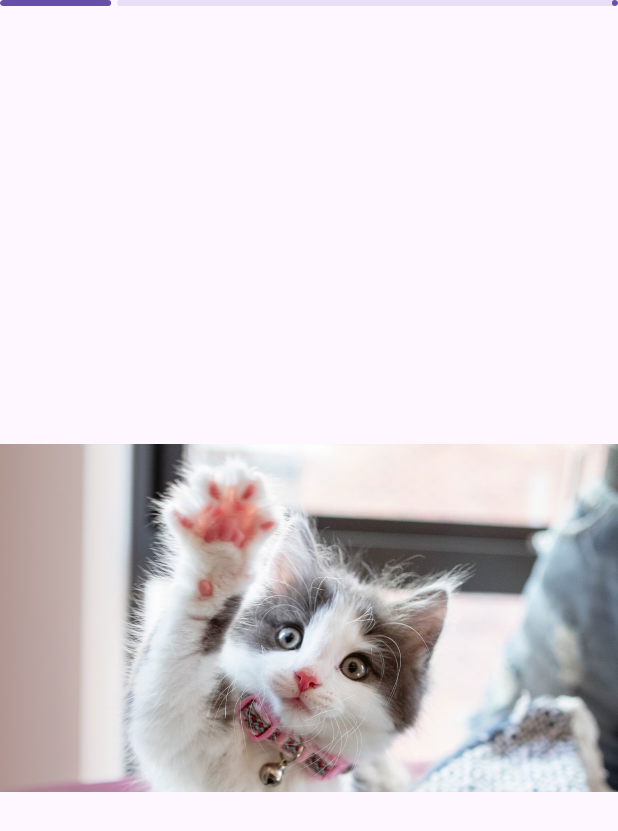
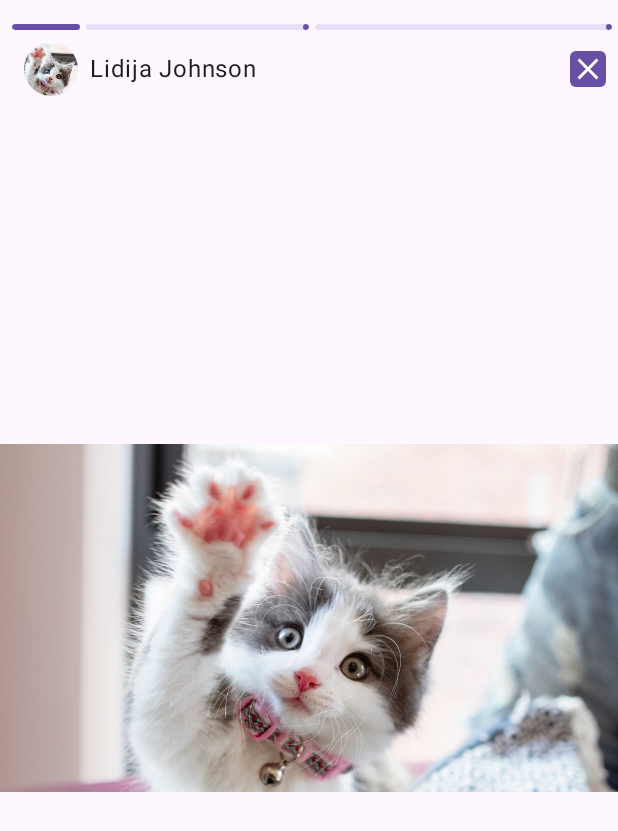
Before and after one commit to BojanVilic/Film, an Android app built with Jetpack Compose: the StoryScreen screen opened through its navigation route, on a phone screen of 412 x 824 dp. Shown: the top 831 px of the screen. Run offline under Robolectric (Android 15) with nearby library versions, the phone set to English and light mode, and no system bars; our stand-ins replace Dagger/Hilt's generated code.

Commit message:
Added story "functionallity"

```diff
--- a/app/src/main/java/com/bojanvilic/film/ui/MainActivity.kt
+++ b/app/src/main/java/com/bojanvilic/film/ui/MainActivity.kt
@@ -72,6 +72,6 @@ fun AppNavHost(
         generalScreen(navController, chatViewModel)
         requestsScreen(navController, chatViewModel)
         chatScreen(onBackClicked = { navController.navigateUp() }, chatViewModel)
-        storyScreen(onBackClicked = { navController.navigateUp() })
+        storyScreen(navController, chatViewModel)
     }
 }
--- a/app/src/main/java/com/bojanvilic/film/ui/StoryViewModel.kt
+++ b/app/src/main/java/com/bojanvilic/film/ui/StoryViewModel.kt
@@ -13,10 +13,15 @@ import javax.inject.Inject
 class StoryViewModel @Inject constructor(): ViewModel() {
 
     var progressBarValue by mutableStateOf(0f)
+    var progressBarValue2 by mutableStateOf(0f)
 
     init {
         Handler(Looper.getMainLooper()).postDelayed({
             progressBarValue = 1f
         }, 500)
+
+        Handler(Looper.getMainLooper()).postDelayed({
+            progressBarValue2 = 1f
+        }, 8500)
     }
 }
--- a/app/src/main/java/com/bojanvilic/film/ui/components/StoryComponents.kt
+++ b/app/src/main/java/com/bojanvilic/film/ui/components/StoryComponents.kt
@@ -4,16 +4,21 @@ import androidx.compose.animation.core.LinearEasing
 import androidx.compose.animation.core.animateFloatAsState
 import androidx.compose.animation.core.tween
 import androidx.compose.foundation.Image
-import androidx.compose.foundation.layout.Box
-import androidx.compose.foundation.layout.fillMaxSize
-import androidx.compose.foundation.layout.fillMaxWidth
+import androidx.compose.foundation.background
+import androidx.compose.foundation.clickable
+import androidx.compose.foundation.layout.*
+import androidx.compose.foundation.shape.CircleShape
 import androidx.compose.foundation.shape.RoundedCornerShape
 import androidx.compose.material3.LinearProgressIndicator
+import androidx.compose.material3.MaterialTheme
 import androidx.compose.material3.Surface
+import androidx.compose.material3.Text
 import androidx.compose.runtime.Composable
 import androidx.compose.runtime.getValue
+import androidx.compose.ui.Alignment
 import androidx.compose.ui.Modifier
 import androidx.compose.ui.draw.clip
+import androidx.compose.ui.layout.ContentScale
 import androidx.compose.ui.res.painterResource
 import androidx.compose.ui.tooling.preview.Preview
 import androidx.compose.ui.unit.dp
@@ -25,34 +30,90 @@ import com.bojanvilic.film.ui.StoryViewModel
 @Composable
 fun StoryScreen(
     storyViewModel: StoryViewModel = hiltViewModel(),
-    onBackClicked: () -> Unit
+    onImageClicked: () -> Unit
 ) {
+
+
 
     Surface {
         StoryContent(
-            progressBarValue = storyViewModel.progressBarValue
+            progressBarValue = storyViewModel.progressBarValue,
+            progressBarValue2 = storyViewModel.progressBarValue2,
+            onImageClicked = {
+                onImageClicked()
+            }
         )
     }
 }
 
 @Composable
 fun StoryContent(
-    progressBarValue: Float
+    progressBarValue: Float,
+    progressBarValue2: Float,
+    onImageClicked: () -> Unit
 ) {
     Box(
         modifier = Modifier.fillMaxSize()
     ) {
         val progressAnimation by animateFloatAsState(
             targetValue = progressBarValue,
-            animationSpec = tween(durationMillis = 10000, easing = LinearEasing),
+            animationSpec = tween(durationMillis = 8000, easing = LinearEasing),
         )
-        LinearProgressIndicator(
-            modifier = Modifier
-                .fillMaxWidth()
-                .clip(RoundedCornerShape(20.dp)),
-            progress = progressAnimation
+        val progressAnimation2 by animateFloatAsState(
+            targetValue = progressBarValue2,
+            animationSpec = tween(durationMillis = 8000, easing = LinearEasing),
         )
 
+        Column {
+            Row(
+                modifier = Modifier.padding(start = 8.dp, end = 4.dp, top = 16.dp),
+                verticalAlignment = Alignment.CenterVertically
+            ) {
+                LinearProgressIndicator(
+                    modifier = Modifier
+                        .fillMaxWidth(0.5f)
+                        .padding(end = 2.dp)
+                        .clip(RoundedCornerShape(20.dp)),
+                    progress = progressAnimation
+                )
+
+                LinearProgressIndicator(
+                    modifier = Modifier
+                        .fillMaxWidth()
+                        .padding(start = 2.dp)
+                        .clip(RoundedCornerShape(20.dp)),
+                    progress = progressAnimation2
+                )
+            }
+            Row(
+                modifier = Modifier.padding(horizontal = 8.dp, vertical = 8.dp),
+                verticalAlignment = Alignment.CenterVertically
+            ) {
+                Image(
+                    painter = painterResource(id = R.drawable.kitten),
+                    contentDescription = null,
+                    contentScale = ContentScale.Crop,
+                    modifier = Modifier
+                        .padding(horizontal = 8.dp)
+                        .size(36.dp)
+                        .clip(CircleShape)
+                        .clickable {
+                            onImageClicked()
+                        }
+                )
+                Text(
+                    text = "Lidija Johnson"
+                )
+                Spacer(modifier = Modifier.weight(1f))
+                Image(
+                    modifier = Modifier
+                        .clip(RoundedCornerShape(4.dp))
+                        .background(MaterialTheme.colorScheme.primary),
+                    painter = painterResource(id = R.drawable.ic_baseline_close_24),
+                    contentDescription = null
+                )
+            }
+        }
         Image(
             modifier = Modifier
                 .fillMaxSize(),
@@ -67,7 +128,9 @@ fun StoryContent(
 fun StoryContentPreview() {
     AppTheme {
         StoryContent(
-            0.5f
+            0.5f,
+            0.8f,
+            onImageClicked = {}
         )
     }
 }
--- a/app/src/main/java/com/bojanvilic/film/ui/navigation/StoryNavigation.kt
+++ b/app/src/main/java/com/bojanvilic/film/ui/navigation/StoryNavigation.kt
@@ -1,15 +1,20 @@
 package com.bojanvilic.film.ui.navigation
 
 import androidx.navigation.NavGraphBuilder
+import androidx.navigation.NavHostController
 import androidx.navigation.compose.composable
+import com.bojanvilic.film.ui.ChatViewModel
 import com.bojanvilic.film.ui.components.StoryScreen
 
 const val storyRoute = "story_route"
 
-fun NavGraphBuilder.storyScreen(onBackClicked: () -> Unit) {
+fun NavGraphBuilder.storyScreen(navController: NavHostController, chatViewModel: ChatViewModel) {
     composable(
         route = storyRoute,
     ) {
-        StoryScreen(onBackClicked = onBackClicked)
+        StoryScreen(onImageClicked = {
+            chatViewModel.setChatId("3")
+            navController.navigate("$chatRoute/3")
+        })
     }
 }
--- /dev/null
+++ b/app/src/main/res/drawable/ic_baseline_close_24.xml
@@ -0,0 +1,5 @@
+<vector android:height="24dp" android:tint="#FFFFFF"
+    android:viewportHeight="24" android:viewportWidth="24"
+    android:width="24dp" xmlns:android="http://schemas.android.com/apk/res/android">
+    <path android:fillColor="@android:color/white" android:pathData="M19,6.41L17.59,5 12,10.59 6.41,5 5,6.41 10.59,12 5,17.59 6.41,19 12,13.41 17.59,19 19,17.59 13.41,12z"/>
+</vector>
```
